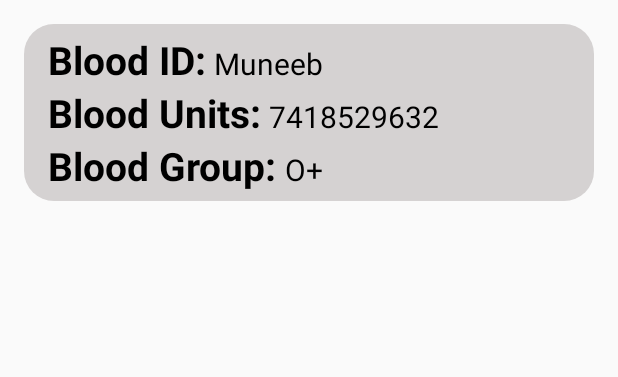
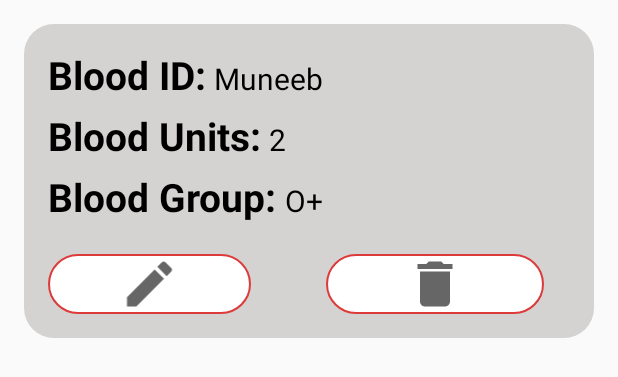
Before and after one commit to Ashutosh2209/blood-bank-app, an Android app: the layout avaialbleblood_item.xml on its own in the app's theme, with its tools: preview values and no code run, on a phone screen of 412 x 824 dp. Shown: the top 377 px of the screen. Run offline under Robolectric (Android 15) with nearby library versions, the phone set to English and light mode, and no system bars.

Commit message:
95% Completed... Done with update Only delete op remaining

```diff
--- a/app/build.gradle
+++ b/app/build.gradle
@@ -40,8 +40,12 @@ dependencies {
     androidTestImplementation 'androidx.test.ext:junit:1.1.2'
     androidTestImplementation 'androidx.test.espresso:espresso-core:3.3.0'
 
+    implementation 'com.orhanobut:dialogplus:1.11@aar'
+
     implementation 'androidx.recyclerview:recyclerview:1.2.1'
     implementation "androidx.cardview:cardview:1.0.0"
+
+
     //implementation 'androidx.design:design:1.0.0'
 
 
--- a/app/src/main/java/com/codewithashu/bloodbankandroidapp/model.java
+++ b/app/src/main/java/com/codewithashu/bloodbankandroidapp/model.java
@@ -8,11 +8,12 @@ public class model{
 
     }
 
-    public model(String blood_ID, String blood_Units, String blood_Group) {
+    public model(String blood_ID, String blood_Units, String blood_Group, String key) {
         this.blood_ID = blood_ID;
         this.blood_Units = blood_Units;
         this.blood_Group = blood_Group;
     }
+
 
     public String getBlood_ID() {
         return blood_ID;
@@ -37,4 +38,7 @@ public class model{
     public void setBlood_Group(String blood_Group) {
         this.blood_Group = blood_Group;
     }
+
+
+
 }
--- /dev/null
+++ b/app/src/main/res/drawable/dialog_rounded.xml
@@ -0,0 +1,7 @@
+<?xml version="1.0" encoding="utf-8"?>
+<shape xmlns:android="http://schemas.android.com/apk/res/android">
+    <corners android:radius="50dp" />
+    <solid android:color="#fff" />
+    <stroke android:width="1dp"
+        android:color="#DD3A3A"/>
+</shape>
--- /dev/null
+++ b/app/src/main/res/drawable/ic_delete.xml
@@ -0,0 +1,10 @@
+<vector xmlns:android="http://schemas.android.com/apk/res/android"
+    android:width="24dp"
+    android:height="24dp"
+    android:viewportWidth="24"
+    android:viewportHeight="24"
+    android:tint="?attr/colorControlNormal">
+  <path
+      android:fillColor="@android:color/black"
+      android:pathData="M6,19c0,1.1 0.9,2 2,2h8c1.1,0 2,-0.9 2,-2V7H6v12zM19,4h-3.5l-1,-1h-5l-1,1H5v2h14V4z"/>
+</vector>
--- /dev/null
+++ b/app/src/main/res/drawable/ic_edit.xml
@@ -0,0 +1,10 @@
+<vector xmlns:android="http://schemas.android.com/apk/res/android"
+    android:width="24dp"
+    android:height="24dp"
+    android:viewportWidth="24"
+    android:viewportHeight="24"
+    android:tint="?attr/colorControlNormal">
+  <path
+      android:fillColor="@android:color/black"
+      android:pathData="M3,17.25V21h3.75L17.81,9.94l-3.75,-3.75L3,17.25zM20.71,7.04c0.39,-0.39 0.39,-1.02 0,-1.41l-2.34,-2.34c-0.39,-0.39 -1.02,-0.39 -1.41,0l-1.83,1.83 3.75,3.75 1.83,-1.83z"/>
+</vector>
--- a/app/src/main/res/layout/avaialbleblood_item.xml
+++ b/app/src/main/res/layout/avaialbleblood_item.xml
@@ -14,18 +14,19 @@
 
 
     <LinearLayout
-        android:layout_width="398dp"
+        style=""
+        android:layout_width="356dp"
         android:layout_height="wrap_content"
         android:layout_marginVertical="6dp"
         android:layout_marginStart="16dp"
-        android:orientation="vertical"
 
-        style="">
+        android:orientation="vertical">
 
         <LinearLayout
             android:layout_width="wrap_content"
             android:layout_height="wrap_content"
             android:layout_gravity="center_vertical"
+            android:layout_marginTop="10dp"
             android:orientation="horizontal">
 
             <TextView
@@ -41,6 +42,7 @@
                 android:layout_width="wrap_content"
                 android:layout_height="wrap_content"
                 android:layout_marginStart="5dp"
+                android:layout_marginBottom="5dp"
                 android:text="Muneeb"
                 android:textColor="@color/my_spinner_text_color"
                 android:textSize="20sp" />
@@ -52,6 +54,7 @@
             android:layout_width="wrap_content"
             android:layout_height="wrap_content"
             android:layout_gravity="center_vertical"
+            android:layout_marginTop="5dp"
             android:orientation="horizontal">
 
             <TextView
@@ -63,11 +66,11 @@
                 android:textStyle="bold" />
 
             <TextView
-                android:id="@+id/tvphone"
+                android:id="@+id/tvunits"
                 android:layout_width="wrap_content"
                 android:layout_height="wrap_content"
                 android:layout_marginStart="5dp"
-                android:text="7418529632"
+                android:text="2"
                 android:textColor="@color/my_spinner_text_color"
                 android:textSize="20sp" />
 
@@ -78,6 +81,8 @@
             android:layout_width="wrap_content"
             android:layout_height="wrap_content"
             android:layout_gravity="center_vertical"
+            android:layout_marginTop="5dp"
+            android:layout_marginBottom="5dp"
             android:orientation="horizontal">
 
             <TextView
@@ -93,6 +98,7 @@
                 android:layout_width="wrap_content"
                 android:layout_height="wrap_content"
                 android:layout_marginStart="5dp"
+                android:layout_marginBottom="5dp"
                 android:text="O+"
                 android:textColor="@color/my_spinner_text_color"
                 android:textSize="20sp" />
@@ -100,6 +106,34 @@
 
         </LinearLayout>
 
+        <LinearLayout
+            android:layout_width="match_parent"
+            android:layout_height="wrap_content"
+            android:layout_marginTop="5dp"
+            android:layout_marginBottom="10dp"
+            android:orientation="horizontal">
+
+
+            <ImageView
+
+                android:id="@+id/tvedit"
+                android:layout_width="135dp"
+                android:layout_height="40dp"
+                android:layout_marginTop="10dp"
+                android:background="@drawable/dialog_rounded"
+                android:src="@drawable/ic_edit" />
+
+            <ImageView
+                android:id="@+id/tvdelete"
+                android:layout_width="145dp"
+                android:layout_height="40dp"
+                android:layout_marginLeft="50dp"
+                android:layout_marginTop="10dp"
+                android:background="@drawable/dialog_rounded"
+                android:src="@drawable/ic_delete" />
+
+
+        </LinearLayout>
         <!--        <LinearLayout-->
         <!--            android:layout_width="wrap_content"-->
         <!--            android:layout_height="wrap_content"-->
--- a/app/src/main/res/values/styles.xml
+++ b/app/src/main/res/values/styles.xml
@@ -15,5 +15,4 @@
     </style>
 
 
-
 </resources>
```
Also changed, not shown: app/src/main/java/com/codewithashu/bloodbankandroidapp/Login.java (+4 -5 lines), app/src/main/java/com/codewithashu/bloodbankandroidapp/myadapterAB.java (+132 -7 lines), app/src/main/res/drawable/round.xml (added, +7 -0 lines), app/src/main/res/layout/dialogcontent.xml (added, +73 -0 lines), app/src/main/res/drawable/rounded_corner.xml (line endings or trailing spaces).
